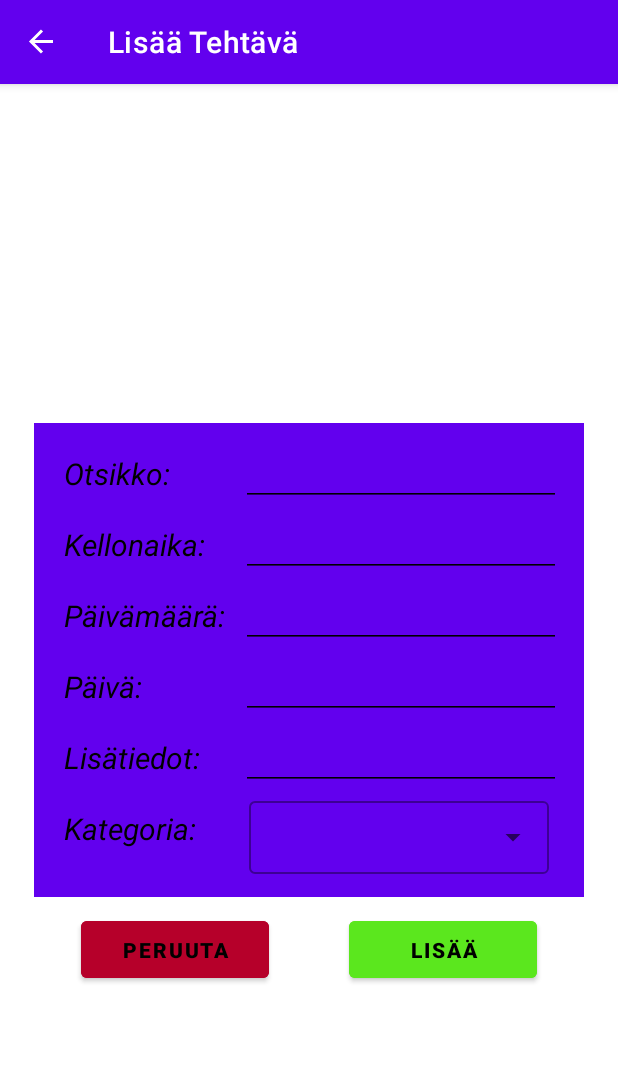
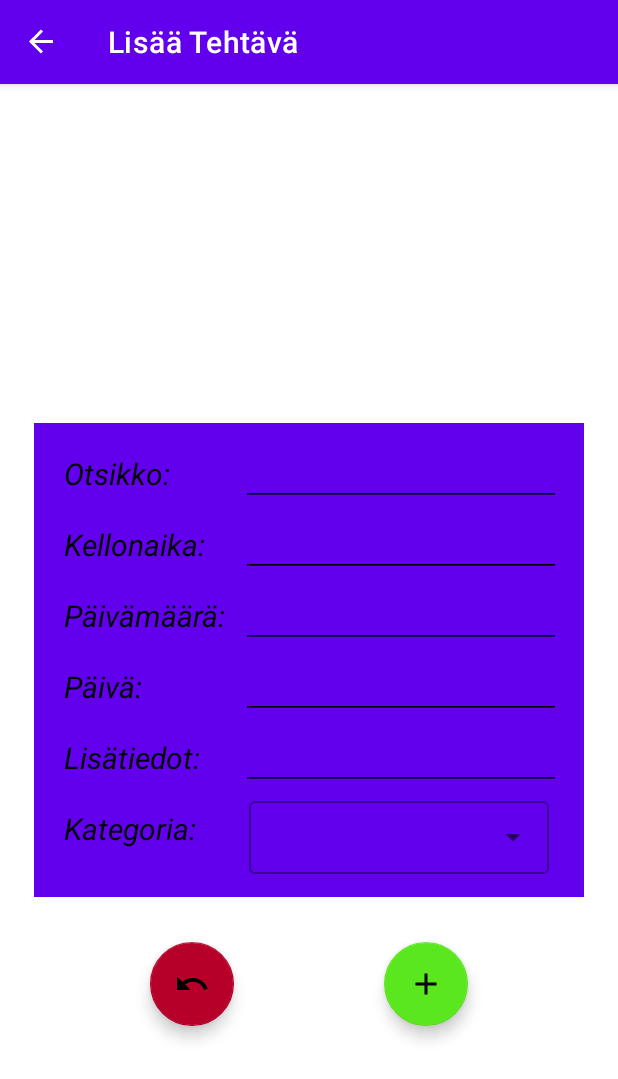
Before and after one commit to TomiLakkakorpi/SummerProject2023, an Android app: the AddFragment screen opened through its navigation route, on a phone screen of 412 x 824 dp. Shown: the top 1079 px of the screen. Run offline under Robolectric (Android 15) with nearby library versions, the light colour scheme and no system bars; our stand-ins replace Room's generated code, navigation-ui.

Commit message:
Updated "add screen" and "update screen" action buttons, removed unused imports and removed old way to delete a single task

```diff
--- a/app/src/main/java/com/example/databasetest/fragments/add/AddFragment.kt
+++ b/app/src/main/java/com/example/databasetest/fragments/add/AddFragment.kt
@@ -30,11 +30,11 @@ class AddFragment : Fragment() {
         val view = inflater.inflate(R.layout.fragment_add, container, false)
         mTaskViewModel = ViewModelProvider(this).get(TaskViewModel::class.java)
 
-        view.buAddScreenAdd.setOnClickListener {
+        view.addScreenAdd.setOnClickListener {
             insertDataToDatabase()
         }
 
-        view.buAddScreenCancel.setOnClickListener {
+        view.addScreenCancel.setOnClickListener {
             findNavController().navigate(R.id.action_addFragment_to_listFragment)
             Toast.makeText(requireContext(), "Tehtävää ei tallennettu", Toast.LENGTH_SHORT).show()
         }
--- a/app/src/main/java/com/example/databasetest/fragments/list/ListFragment.kt
+++ b/app/src/main/java/com/example/databasetest/fragments/list/ListFragment.kt
@@ -41,12 +41,7 @@ class ListFragment : Fragment() {
             deleteAllTasks()
         }
 
-        setHasOptionsMenu(true)
         return view
-    }
-
-    override fun onCreateOptionsMenu(menu: Menu, inflater: MenuInflater) {
-        inflater.inflate(R.menu.delete_menu, menu)
     }
 
     private fun deleteAllTasks() {
--- /dev/null
+++ b/app/src/main/res/drawable/ic_cancel.xml
@@ -0,0 +1,5 @@
+<vector android:height="24dp" android:tint="#000000"
+    android:viewportHeight="24" android:viewportWidth="24"
+    android:width="24dp" xmlns:android="http://schemas.android.com/apk/res/android">
+    <path android:fillColor="@android:color/white" android:pathData="M12.5,8c-2.65,0 -5.05,0.99 -6.9,2.6L2,7v9h9l-3.62,-3.62c1.39,-1.16 3.16,-1.88 5.12,-1.88 3.54,0 6.55,2.31 7.6,5.5l2.37,-0.78C21.08,11.03 17.15,8 12.5,8z"/>
+</vector>
--- /dev/null
+++ b/app/src/main/res/drawable/ic_update.xml
@@ -0,0 +1,5 @@
+<vector android:height="24dp" android:tint="#000000"
+    android:viewportHeight="24" android:viewportWidth="24"
+    android:width="24dp" xmlns:android="http://schemas.android.com/apk/res/android">
+    <path android:fillColor="@android:color/white" android:pathData="M21,10.12h-6.78l2.74,-2.82c-2.73,-2.7 -7.15,-2.8 -9.88,-0.1c-2.73,2.71 -2.73,7.08 0,9.79s7.15,2.71 9.88,0C18.32,15.65 19,14.08 19,12.1h2c0,1.98 -0.88,4.55 -2.64,6.29c-3.51,3.48 -9.21,3.48 -12.72,0c-3.5,-3.47 -3.53,-9.11 -0.02,-12.58s9.14,-3.47 12.65,0L21,3V10.12zM12.5,8v4.25l3.5,2.08l-0.72,1.21L11,13V8H12.5z"/>
+</vector>
--- a/app/src/main/res/layout/fragment_add.xml
+++ b/app/src/main/res/layout/fragment_add.xml
@@ -15,11 +15,11 @@
         android:layout_marginTop="200sp"
         android:layout_marginRight="20sp"
         android:layout_marginBottom="200sp"
-        android:padding="10dp"
-
         android:background="@color/purple_500"
 
         android:columnCount="2"
+
+        android:padding="10dp"
         android:rowCount="6"
 
         app:layout_constraintBottom_toBottomOf="parent"
@@ -42,7 +42,7 @@
             android:text="@string/otsikkoString"
             android:textColor="@color/black"
             android:textSize="20sp"
-            android:textStyle="italic"/>
+            android:textStyle="italic" />
 
         <EditText
             android:id="@+id/etAddScreenHeader"
@@ -55,7 +55,7 @@
             android:ems="10"
 
             android:inputType="text"
-            android:text=""/>
+            android:text="" />
 
         <TextView
             android:id="@+id/tvAddScreenTime"
@@ -103,7 +103,7 @@
             android:text="@string/paivamaaraString"
             android:textColor="@color/black"
             android:textSize="20sp"
-            android:textStyle="italic"/>
+            android:textStyle="italic" />
 
         <EditText
             android:id="@+id/etAddScreenDate"
@@ -132,7 +132,7 @@
             android:text="@string/paivaString"
             android:textColor="@color/black"
             android:textSize="20sp"
-            android:textStyle="italic"/>
+            android:textStyle="italic" />
 
         <EditText
             android:id="@+id/etAddScreenDay"
@@ -145,7 +145,7 @@
             android:ems="10"
 
             android:inputType="text"
-            android:text=""/>
+            android:text="" />
 
         <TextView
             android:id="@+id/tvAddScreenDetails"
@@ -160,7 +160,7 @@
             android:text="@string/lisatiedotString"
             android:textColor="@color/black"
             android:textSize="20sp"
-            android:textStyle="italic"/>
+            android:textStyle="italic" />
 
         <EditText
             android:id="@+id/etAddScreenDetails"
@@ -188,7 +188,7 @@
             android:text="@string/kategoriaString"
             android:textColor="@color/black"
             android:textSize="20sp"
-            android:textStyle="italic"/>
+            android:textStyle="italic" />
 
         <com.google.android.material.textfield.TextInputLayout
             style="@style/Widget.MaterialComponents.TextInputLayout.OutlinedBox.Dense.ExposedDropdownMenu"
@@ -212,37 +212,36 @@
 
     </GridLayout>
 
-    <Button
-        android:id="@+id/buAddScreenCancel"
+    <com.google.android.material.floatingactionbutton.FloatingActionButton
+        android:id="@+id/addScreenCancel"
 
-        android:layout_width="125sp"
-        android:layout_height="50sp"
-        android:layout_marginTop="10dp"
-        android:gravity="center"
+        android:layout_width="wrap_content"
+        android:layout_height="wrap_content"
+        android:layout_marginTop="30dp"
 
-        android:backgroundTint="@color/red_delete"
-        android:text="@string/peruutaString"
-        android:textStyle="bold"
-        android:textColor="@color/black"
+        android:clickable="true"
+        android:focusable="true"
+        android:src="@drawable/ic_cancel"
+        app:backgroundTint="@color/red_delete"
 
+        app:layout_constraintEnd_toStartOf="@+id/addScreenAdd"
         app:layout_constraintStart_toStartOf="parent"
-        app:layout_constraintTop_toBottomOf="@+id/addScreenGridLayout"
-        app:layout_constraintEnd_toStartOf="@id/buAddScreenAdd"/>
+        app:layout_constraintTop_toBottomOf="@+id/addScreenGridLayout" />
 
-    <Button
-        android:id="@+id/buAddScreenAdd"
+    <com.google.android.material.floatingactionbutton.FloatingActionButton
+        android:id="@+id/addScreenAdd"
 
-        android:layout_width="125sp"
-        android:layout_height="50sp"
-        android:layout_marginTop="10dp"
+        android:layout_width="wrap_content"
+        android:layout_height="wrap_content"
+        android:layout_marginTop="30dp"
 
-        android:backgroundTint="@color/green_add"
-        android:text="@string/lisaaString"
-        android:textStyle="bold"
-        android:textColor="@color/black"
+        android:clickable="true"
+        android:focusable="true"
+        android:src="@drawable/ic_add"
+        app:backgroundTint="@color/green_add"
 
         app:layout_constraintEnd_toEndOf="parent"
-        app:layout_constraintStart_toEndOf="@+id/buAddScreenCancel"
-        app:layout_constraintTop_toBottomOf="@+id/addScreenGridLayout" />
+        app:layout_constraintTop_toBottomOf="@+id/addScreenGridLayout"
+        app:layout_constraintStart_toEndOf="@id/addScreenCancel"/>
 
 </androidx.constraintlayout.widget.ConstraintLayout>
```
Also changed, not shown: app/src/main/java/com/example/databasetest/fragments/list/ListAdapter.kt (+0 -10 lines), app/src/main/java/com/example/databasetest/fragments/update/UpdateFragment.kt (+2 -7 lines), app/src/main/res/layout/fragment_update.xml (+28 -33 lines).
